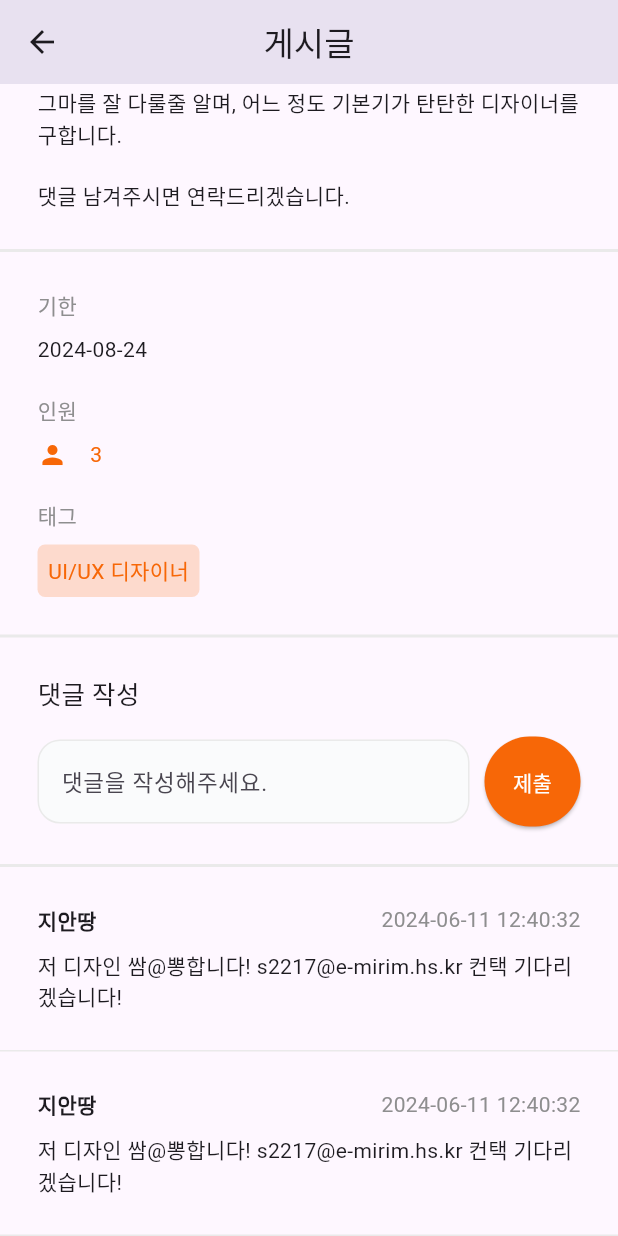
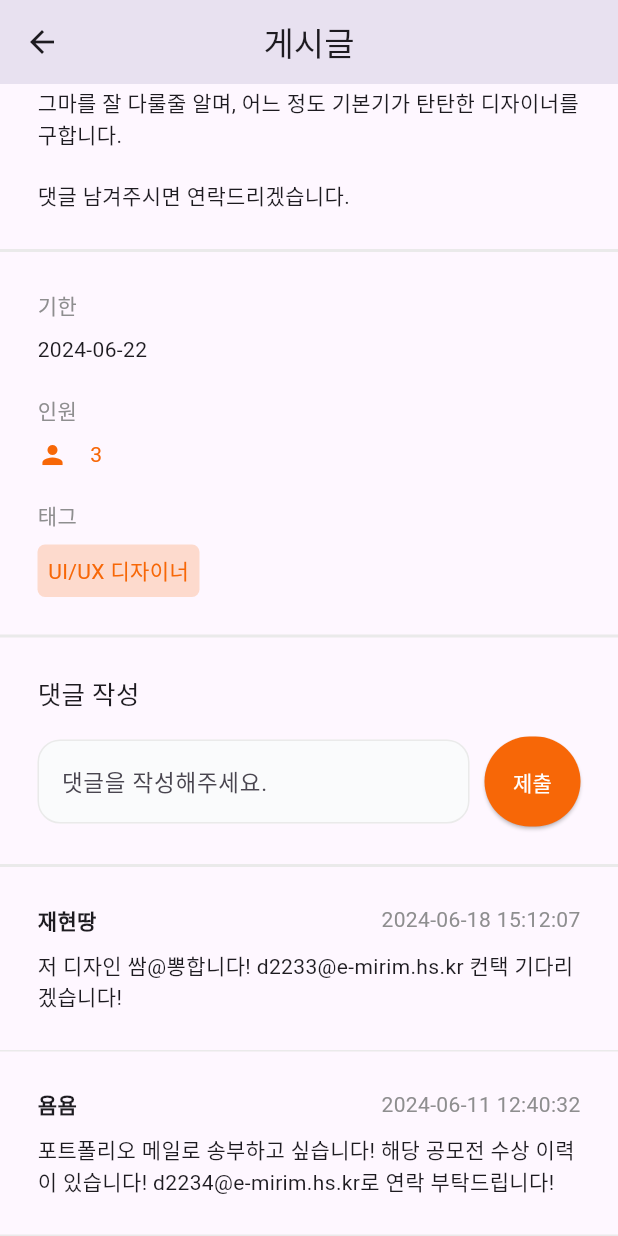
Before and after one commit to DreamOrReality/Dream-Or-Reality-Flutter, a Flutter app: the StudyDetailScreen screen opened directly with empty values, scrolled down 236 dp, on a phone screen of 412 x 824 dp. Run offline on Flutter 3.47's test engine with Material 3 defaults, Android fonts, the phone set to English and light mode, and no system bars; our stand-ins replace fl_chart, shared_preferences, table_calendar; accounts and stored records are empty.

Commit message:
더미데이터 변경

```diff
--- a/lib/screens/study/study_detail_screen.dart
+++ b/lib/screens/study/study_detail_screen.dart
@@ -25,14 +25,14 @@ class _StudyDetailScreenState extends State<StudyDetailScreen> {
         child: Column(
           crossAxisAlignment: CrossAxisAlignment.start,
           children: [
-            buildDetailHeader(context, 'IT 서비스 공모전에 참여하실 디자인과 분을 모십니다!', '김햄지',
+            buildDetailHeader(context, 'IT 서비스 공모전에 참여하실 디자인과 분을 모십니다!', '짱지안',
                 '상금이 500만원인 공모전에 참여하실 디자이너분을 모집합니다. 저희는 1주일에 2번 화상회의를 합니다.\n\n저희 팀은 각종 서비스 공모전에서 시상을 할 만큼 능력있는 개발자로 꾸려져 있으나 현재 디자인 인력이 부족한 팀입니다. 피그마를 잘 다룰줄 알며, 어느 정도 기본기가 탄탄한 디자이너를 구합니다.\n\n댓글 남겨주시면 연락드리겠습니다.'),
-            buildDetailInfo(context, '2024-08-24', 3, 'UI/UX 디자이너'),
+            buildDetailInfo(context, '2024-06-22', 3, 'UI/UX 디자이너'),
             buildCommentSection(),
-            buildShowCommentSection(context, '지안땅', '2024-06-11 12:40:32',
-                '저 디자인 쌈@뽕합니다! s2217@e-mirim.hs.kr 컨택 기다리겠습니다!'),
-            buildShowCommentSection(context, '지안땅', '2024-06-11 12:40:32',
-                '저 디자인 쌈@뽕합니다! s2217@e-mirim.hs.kr 컨택 기다리겠습니다!'),
+            buildShowCommentSection(context, '재현땅', '2024-06-18 15:12:07',
+                '저 디자인 쌈@뽕합니다! d2233@e-mirim.hs.kr 컨택 기다리겠습니다!'),
+            buildShowCommentSection(context, '욤욤', '2024-06-11 12:40:32',
+                '포트폴리오 메일로 송부하고 싶습니다! 해당 공모전 수상 이력이 있습니다! d2234@e-mirim.hs.kr로 연락 부탁드립니다!'),
           ],
         ),
       ),
```
